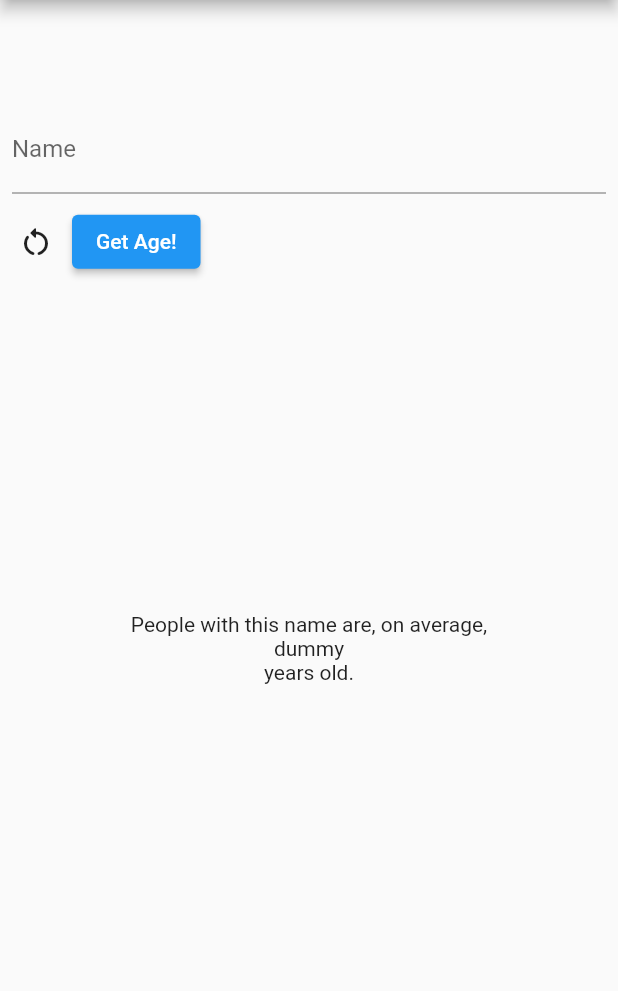
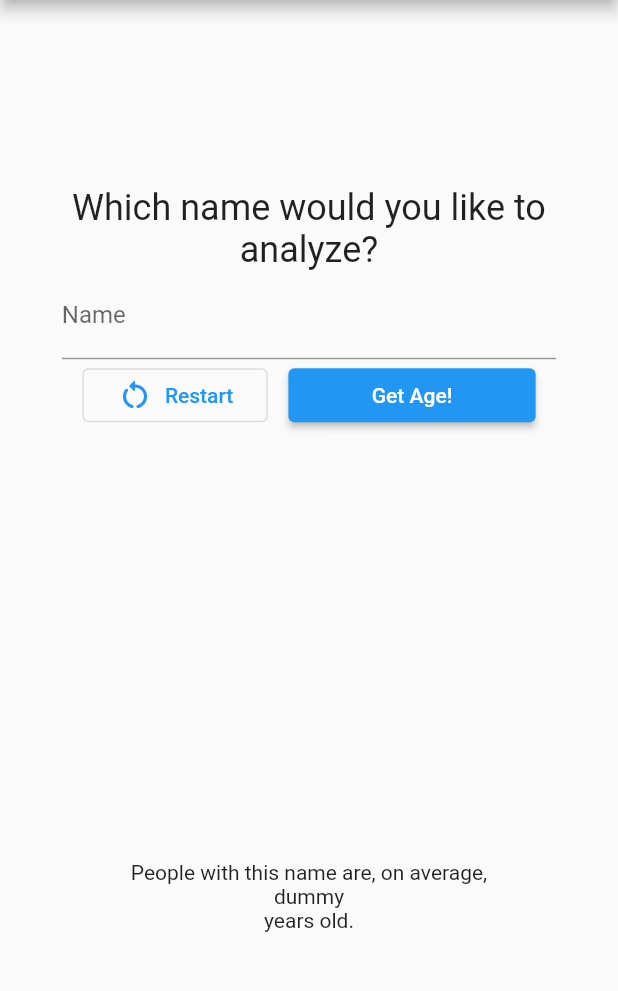
Before and after one commit to arndthassel/namealytics, a Flutter app: the screen it shows after launch, on a phone screen of 412 x 824 dp, the part 84-1075 px from its top. Run offline on Flutter 3.47's test engine with Material 2 defaults, Android fonts, the phone set to English and light mode, and no system bars; our stand-ins replace bloc, freezed_annotation.

Commit message:
UI layout improved

```diff
--- a/lib/screen/input_widget.dart
+++ b/lib/screen/input_widget.dart
@@ -18,30 +18,46 @@ class _InputWidgetState extends State<InputWidget> {
 
   @override
   Widget build(BuildContext context) {
+    final theme = Theme.of(context);
+    final mediaQuery = MediaQuery.of(context);
     return Container(
-      height: MediaQuery.of(context).size.height * 0.3,
+      height: mediaQuery.size.height * 0.3,
+      margin: EdgeInsets.symmetric(
+        horizontal: mediaQuery.size.width * 0.1,
+        vertical: mediaQuery.size.height * 0.1,
+      ),
       child: Column(
         mainAxisAlignment: MainAxisAlignment.center,
         children: [
-          Padding(
-            padding: const EdgeInsets.all(8),
-            child: TextField(
+          Text(
+            'Which name would you like to analyze?',
+            style: theme.textTheme.headlineSmall,
+            textAlign: TextAlign.center,
+          ),
+          TextField(
             controller: _textController,
             decoration: const InputDecoration(
               labelText: 'Name',
               hintText: 'e.g. Friederike',
             ),
           ),
-          ),
           Row(
+            mainAxisAlignment: MainAxisAlignment.spaceEvenly,
             children: [
-              IconButton(
+              SizedBox(
+                width: MediaQuery.of(context).size.width * 0.3,
+                child: OutlinedButton.icon(
                   onPressed: () {},
                   icon: const Icon(Icons.restart_alt_rounded),
+                  label: const Text('Restart'),
                 ),
-              ElevatedButton(
+              ),
+              SizedBox(
+                width: MediaQuery.of(context).size.width * 0.4,
+                child: ElevatedButton(
                   onPressed: () {},
                   child: const Text('Get Age!'),
+                ),
               ),
             ],
           )
```
Lines whose indentation alone changed are shown as unchanged.
